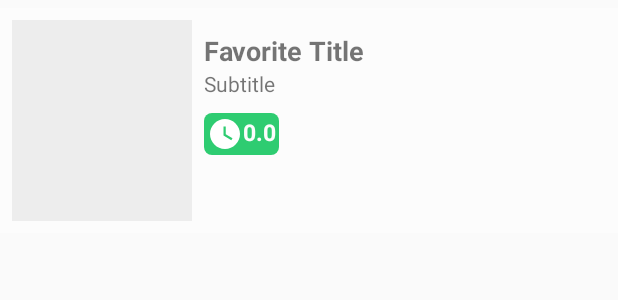
After one commit to manuelwiltz/Cookify, an Android app: the layout favorite_row_item.xml on its own in the app's theme, with its tools: preview values and no code run, on a phone screen of 412 x 824 dp. The commit adds this screen. Shown: the top 300 px of the screen. Run offline under Robolectric (Android 15) with nearby library versions, the phone set to English and light mode, and no system bars; network calls fail.

Commit message:
SQLite Favorites

```diff
--- /dev/null
+++ b/android/app/src/main/res/layout/favorite_row_item.xml
@@ -0,0 +1,54 @@
+<?xml version="1.0" encoding="utf-8"?>
+<LinearLayout
+    xmlns:android="http://schemas.android.com/apk/res/android"
+    android:id="@+id/favorite_row_item_container"
+    android:layout_width="match_parent"
+    android:layout_height="150dp"
+    android:layout_marginTop="5dp"
+    android:background="@color/backgroundColorLight"
+    android:orientation="horizontal"
+    android:padding="8dp">
+
+    <ImageView
+        android:id="@+id/favorite_row_item_thumbnail"
+        android:layout_width="120dp"
+        android:layout_height="match_parent"
+        android:background="@drawable/listview_loading_shape"
+        android:layout_gravity="center"/>
+
+    <LinearLayout
+        android:layout_width="match_parent"
+        android:layout_height="130dp"
+        android:layout_margin="8dp"
+        android:orientation="vertical">
+
+        <TextView
+            android:id="@+id/favorite_row_item_title"
+            android:layout_width="wrap_content"
+            android:layout_height="wrap_content"
+            android:text="Favorite Title"
+            android:textSize="18sp"
+            android:textStyle="bold" />
+
+        <TextView
+            android:id="@+id/favoriterow_item_subtitle"
+            android:layout_width="wrap_content"
+            android:layout_height="wrap_content"
+            android:text="Subtitle" />
+
+        <TextView
+            android:id="@+id/favorite_row_item_time_sum"
+            android:layout_width="wrap_content"
+            android:layout_height="wrap_content"
+            android:layout_marginTop="10dp"
+            android:background="@drawable/rating_backgound"
+            android:padding="2dp"
+            android:text="0.0"
+            android:textColor="@color/backgroundColorLight"
+            android:textSize="15sp"
+            android:textStyle="bold"
+            android:drawableLeft="@drawable/ic_watch_later_black_24dp"/>
+
+    </LinearLayout>
+
+</LinearLayout>
--- a/backend/cookify/src/main/java/at/bhitm/entities/Favorite.java
+++ b/backend/cookify/src/main/java/at/bhitm/entities/Favorite.java
@@ -2,7 +2,9 @@ package at.bhitm.entities;
 
 import org.springframework.data.annotation.Id;
 
-public class Favorite {
+import java.io.Serializable;
+
+public class Favorite implements Serializable {
 
     @Id
     private String id;
```
Also changed, not shown: android/app/src/main/java/at/a5bhitm/cookify/cookify/activities/FavoriteActivity.java (+78 -0 lines), android/app/src/main/java/at/a5bhitm/cookify/cookify/entities/Favorite.java (+8 -1 lines), android/app/src/main/java/at/a5bhitm/cookify/cookify/sqLiteHelper/RecipeDatabaseHelper.java (added, +154 -0 lines), android/app/src/main/res/layout/activity_favorite.xml (+13 -3 lines), android/app/src/main/res/layout/content_main.xml (+22 -21 lines), 1 other file.
